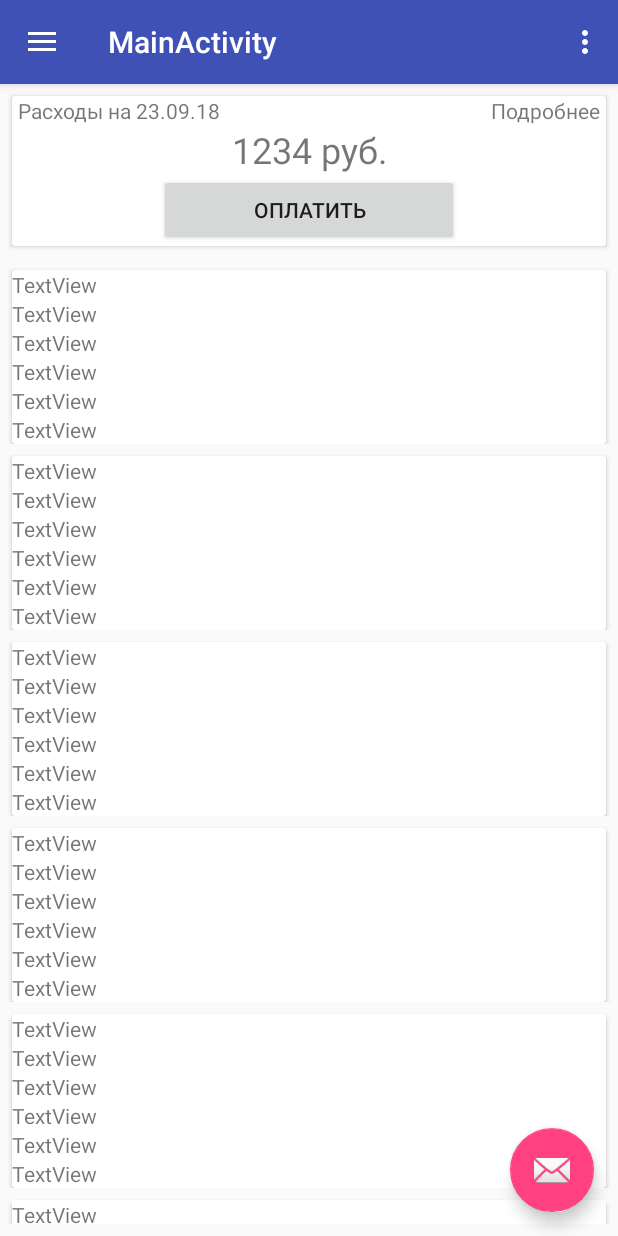
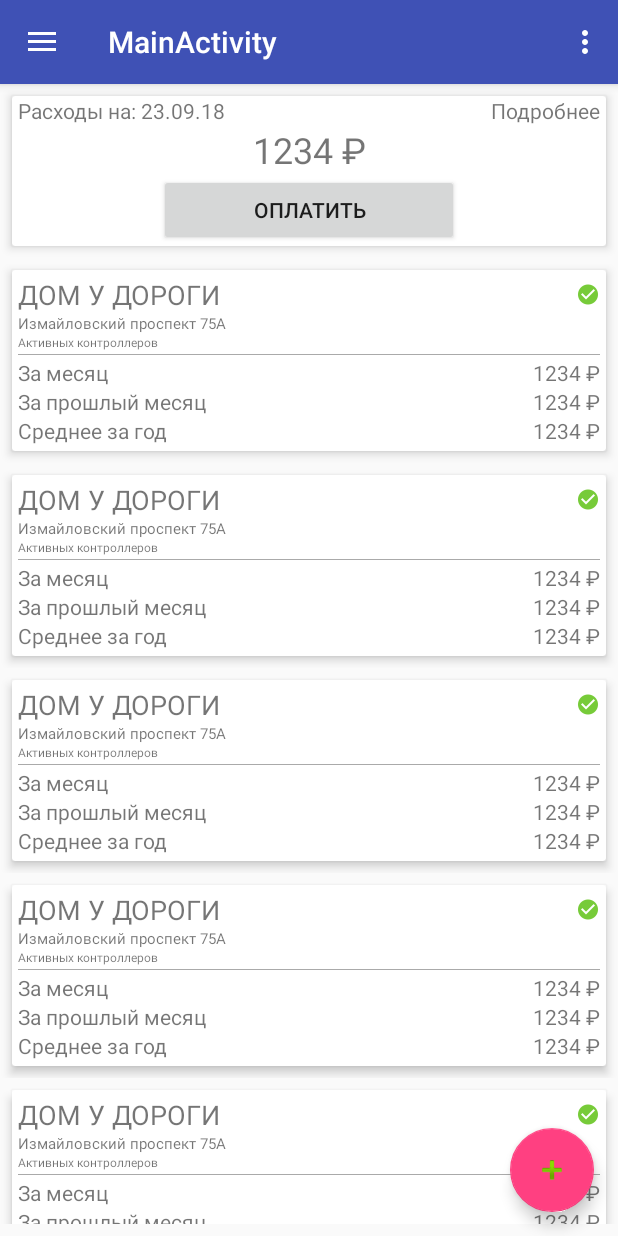
Before and after one commit to M4MController/android-app, an Android app: the screen it shows after launch (MainActivity), on a phone screen of 412 x 824 dp. Run offline under Robolectric (Android 15) with nearby library versions, the phone set to English and light mode, and no system bars; our stand-ins replace ButterKnife, Dagger/Hilt's generated code.

Commit message:
Added status icons and card template

```diff
--- a/app/src/main/java/com/m4m/lieroz/m4m_mobile/ui/main/MainActivity.java
+++ b/app/src/main/java/com/m4m/lieroz/m4m_mobile/ui/main/MainActivity.java
@@ -47,8 +47,6 @@ public class MainActivity extends BaseActivity implements MainMvpView {
     protected void onCreate(Bundle savedInstanceState) {
         super.onCreate(savedInstanceState);
         setContentView(R.layout.activity_main);
-
-//        mRecyclerView = findViewById(R.id.object_recycler_view);
 
         getActivityComponent().inject(this);
         setUnBinder(ButterKnife.bind(this));
--- a/app/src/main/res/layout/app_bar_main.xml
+++ b/app/src/main/res/layout/app_bar_main.xml
@@ -33,6 +33,6 @@
         android:layout_height="wrap_content"
         android:layout_gravity="bottom|end"
         android:layout_margin="@dimen/fab_margin"
-        app:srcCompat="@android:drawable/ic_dialog_email" />
+        app:srcCompat="@android:drawable/ic_input_add" />
 
 </android.support.design.widget.CoordinatorLayout>
--- a/app/src/main/res/layout/content_main.xml
+++ b/app/src/main/res/layout/content_main.xml
@@ -17,6 +17,7 @@
         android:clickable="true"
         android:focusable="true"
         android:visibility="visible"
+        app:cardElevation="4dp"
         app:layout_constraintBottom_toBottomOf="parent"
         app:layout_constraintEnd_toEndOf="parent"
         app:layout_constraintStart_toStartOf="parent"
@@ -39,8 +40,8 @@
                     android:layout_height="wrap_content"
                     android:layout_marginStart="4dp"
                     android:layout_weight="1"
-                    android:gravity="left|center_vertical|center_horizontal"
-                    android:text="Расходы на 23.09.18" />
+                    android:gravity="center_vertical|center_horizontal|start"
+                    android:text="@string/expenses_on" />
 
                 <TextView
                     android:id="@+id/detailed_text_view"
@@ -48,8 +49,8 @@
                     android:layout_height="wrap_content"
                     android:layout_marginEnd="4dp"
                     android:layout_weight="1"
-                    android:gravity="right|center_vertical|center_horizontal"
-                    android:text="Подробнее" />
+                    android:gravity="center_vertical|center_horizontal|end"
+                    android:text="@string/details" />
             </LinearLayout>
 
             <TextView
@@ -57,7 +58,7 @@
                 android:layout_width="match_parent"
                 android:layout_height="match_parent"
                 android:gravity="center_vertical|center_horizontal"
-                android:text="1234 руб."
+                android:text="@string/currency"
                 android:textSize="24sp" />
 
             <Button
@@ -67,7 +68,7 @@
                 android:layout_height="match_parent"
                 android:layout_gravity="bottom|center_vertical|center_horizontal"
                 android:gravity="center"
-                android:text="ОПЛАТИТЬ"
+                android:text="@string/title_pay"
                 android:visibility="visible" />
 
         </LinearLayout>
--- a/app/src/main/res/layout/object_recycler_item.xml
+++ b/app/src/main/res/layout/object_recycler_item.xml
@@ -8,9 +8,12 @@
     <android.support.v7.widget.CardView
         android:layout_width="match_parent"
         android:layout_height="wrap_content"
+        android:layout_marginBottom="8dp"
         android:layout_marginEnd="8dp"
         android:layout_marginStart="8dp"
         android:layout_marginTop="8dp"
+        app:cardElevation="4dp"
+        app:layout_constraintBottom_toBottomOf="parent"
         app:layout_constraintEnd_toEndOf="parent"
         app:layout_constraintStart_toStartOf="parent"
         app:layout_constraintTop_toTopOf="parent"
@@ -19,43 +22,117 @@
         <LinearLayout
             android:layout_width="match_parent"
             android:layout_height="match_parent"
+            android:layout_margin="4dp"
             android:orientation="vertical">
 
+            <LinearLayout
+                android:layout_width="match_parent"
+                android:layout_height="match_parent"
+                android:orientation="horizontal">
+
                 <TextView
-                android:id="@+id/textView7"
+                    android:id="@+id/object_card_title"
                     android:layout_width="match_parent"
                     android:layout_height="wrap_content"
-                android:text="TextView" />
+                    android:layout_weight="1"
+                    android:text="ДОМ У ДОРОГИ"
+                    android:textSize="18sp" />
+
+                <ImageView
+                    android:id="@+id/object_status_icon_view"
+                    android:layout_width="wrap_content"
+                    android:layout_height="match_parent"
+                    android:layout_weight="1"
+                    app:srcCompat="@drawable/ic_ok" />
+
+            </LinearLayout>
 
             <TextView
-                android:id="@+id/textView6"
+                android:id="@+id/object_street_view"
+                android:layout_width="match_parent"
+                android:layout_height="0dp"
+                android:layout_weight="1"
+                android:text="Измайловский проспект 75А"
+                android:textSize="10sp" />
+
+            <TextView
+                android:id="@+id/object_active_controllers_view"
                 android:layout_width="match_parent"
                 android:layout_height="wrap_content"
-                android:text="TextView" />
+                android:text="Активных контроллеров"
+                android:textSize="8sp" />
+
+            <View
+                android:layout_width="match_parent"
+                android:layout_height="0.5dp"
+                android:layout_marginBottom="2dp"
+                android:layout_marginTop="2dp"
+                android:background="@android:color/darker_gray" />
+
+            <LinearLayout
+                android:layout_width="match_parent"
+                android:layout_height="match_parent"
+                android:orientation="horizontal">
 
                 <TextView
-                android:id="@+id/textView5"
-                android:layout_width="match_parent"
+                    android:id="@+id/object_month_sum_title"
+                    android:layout_width="wrap_content"
                     android:layout_height="wrap_content"
-                android:text="TextView" />
+                    android:layout_weight="1"
+                    android:text="За месяц" />
 
                 <TextView
-                android:id="@+id/textView4"
+                    android:id="@+id/object_month_sum_data"
+                    android:layout_width="wrap_content"
+                    android:layout_height="wrap_content"
+                    android:layout_weight="1"
+                    android:gravity="right|center"
+                    android:text="@string/currency" />
+            </LinearLayout>
+
+            <LinearLayout
                 android:layout_width="match_parent"
-                android:layout_height="wrap_content"
-                android:text="TextView" />
+                android:layout_height="match_parent"
+                android:orientation="horizontal">
 
                 <TextView
-                android:id="@+id/textView3"
-                android:layout_width="match_parent"
+                    android:id="@+id/object_prev_month_sum_title"
+                    android:layout_width="wrap_content"
                     android:layout_height="wrap_content"
-                android:text="TextView" />
+                    android:layout_weight="1"
+                    android:clickable="true"
+                    android:text="За прошлый месяц" />
 
                 <TextView
-                android:id="@+id/textView2"
+                    android:id="@+id/object_prev_month_sum_data"
+                    android:layout_width="wrap_content"
+                    android:layout_height="wrap_content"
+                    android:layout_weight="1"
+                    android:gravity="right|center"
+                    android:text="@string/currency" />
+            </LinearLayout>
+
+            <LinearLayout
                 android:layout_width="match_parent"
+                android:layout_height="match_parent"
+                android:orientation="horizontal">
+
+                <TextView
+                    android:id="@+id/object_year_avg_title"
+                    android:layout_width="wrap_content"
                     android:layout_height="wrap_content"
-                android:text="TextView" />
+                    android:layout_weight="1"
+                    android:text="Среднее за год" />
+
+                <TextView
+                    android:id="@+id/object_year_avg_data"
+                    android:layout_width="wrap_content"
+                    android:layout_height="wrap_content"
+                    android:layout_gravity="right|center"
+                    android:layout_weight="1"
+                    android:gravity="right|center"
+                    android:text="@string/currency" />
+            </LinearLayout>
         </LinearLayout>
     </android.support.v7.widget.CardView>
 </android.support.constraint.ConstraintLayout>
--- a/app/src/main/res/values/strings.xml
+++ b/app/src/main/res/values/strings.xml
@@ -7,4 +7,8 @@
     <string name="nav_header_desc">Navigation header</string>
     <string name="action_settings">Settings</string>
     <string name="title_activity_main">MainActivity</string>
+    <string name="title_pay">ОПЛАТИТЬ</string>
+    <string name="currency">1234 ₽</string>
+    <string name="details">Подробнее</string>
+    <string name="expenses_on">Расходы на: 23.09.18</string>
 </resources>
```
Also changed, not shown: app/src/main/res/drawable-hdpi/ic_error.png (added), app/src/main/res/drawable-hdpi/ic_ok.png (added), app/src/main/res/drawable-hdpi/ic_warning.png (added), app/src/main/res/drawable-mdpi/ic_error.png (added), app/src/main/res/drawable-mdpi/ic_ok.png (added), app/src/main/res/drawable-mdpi/ic_warning.png (added), app/src/main/res/drawable-xhdpi/ic_error.png (added), app/src/main/res/drawable-xhdpi/ic_ok.png (added), app/src/main/res/drawable-xhdpi/ic_warning.png (added), app/src/main/res/drawable-xxhdpi/ic_error.png (added), app/src/main/res/drawable-xxhdpi/ic_ok.png (added), app/src/main/res/drawable-xxhdpi/ic_warning.png (added). Lines whose indentation alone changed are shown as unchanged.
